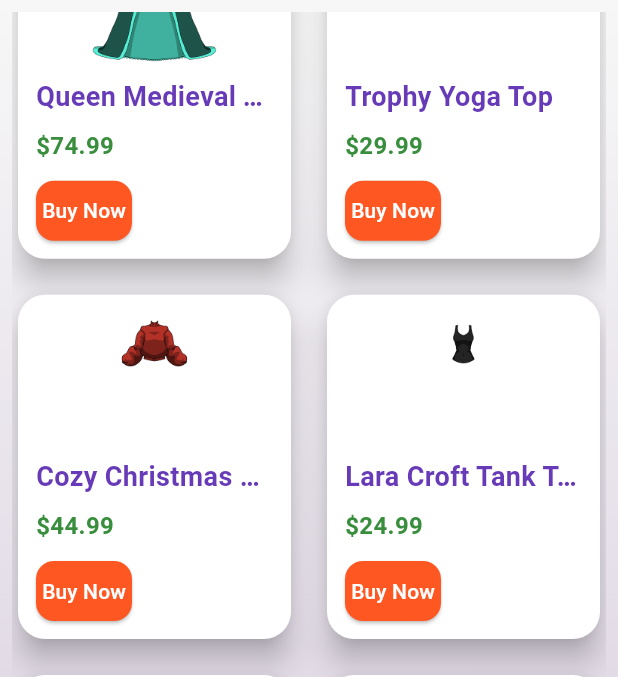
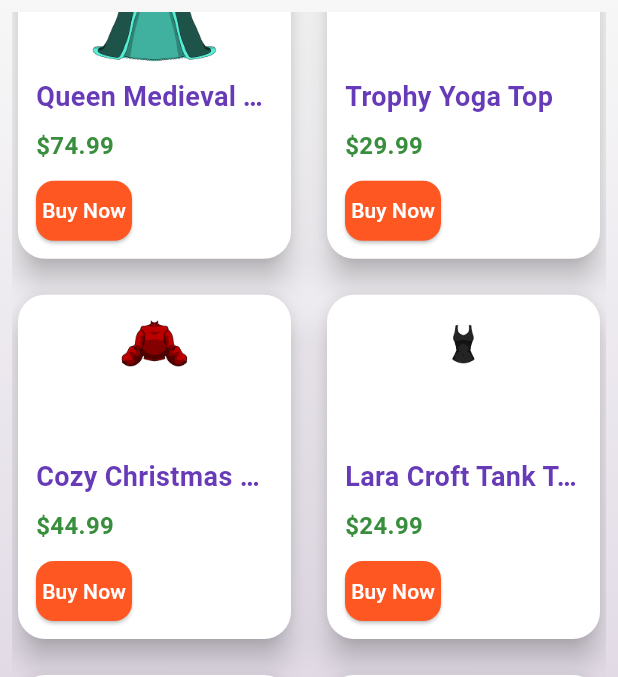
Before and after one commit to ImanZahid/ecommerce_flutter_app, a Flutter app: the DressShopPage screen opened by its route, scrolled down 576 dp, on a phone screen of 412 x 824 dp, the part 84-761 px from its top. Run offline on Flutter 3.47's test engine with Material 3 defaults, Android fonts, the phone set to English and light mode, and no system bars; our stand-ins replace cloud_firestore, firebase_auth, firebase_core; accounts and stored records are empty.

Commit message:
Dress updates

```diff
--- a/lib/data/dress_data.dart
+++ b/lib/data/dress_data.dart
@@ -4,44 +4,43 @@
 
 final List<DressModel> dressdata = [
   DressModel(name: "Bouquet Dress", image: "assets/images/dress1.png", price: 39.99, quantity: 1,
-      colors: [const Color.fromARGB(255, 160, 216, 6), const Color.fromARGB(255, 108, 196, 7), Colors.purple, const Color.fromARGB(255, 248, 35, 99)],),
+    colors: [0xFFA0D806, 0xFF6CC407, 0xFF800080, 0xFFF82363],),
   DressModel(name: "One-Shoulder Off Rose Dress", image: "assets/images/dress2.png", price: 99.99, quantity: 1,
-      colors: [const Color.fromARGB(255, 255, 106, 106), const Color.fromARGB(255, 64, 224, 70), const Color.fromARGB(255, 62, 75, 255)], ),
+    colors: [0xFFFF6A6A, 0xFF40E046, 0xFF3E4BFF],),
   DressModel(name: "Itty Bitty Witchy Dress", image: "assets/images/dress3.png", price: 69.99, quantity: 1,
-      colors: [const Color.fromARGB(255, 139, 179, 255), const Color.fromARGB(255, 97, 97, 97), Colors.white, const Color.fromARGB(255, 255, 72, 39)]),
+    colors: [0xFF8BB3FF, 0xFF616161, 0xFFFFFFFF, 0xFFFF4839],),
   DressModel(name: "Cocktail Night Dress", image: "assets/images/dress4.png", price: 119.99, quantity: 1,
-      colors: [const Color.fromARGB(255, 255, 255, 255), Colors.blue, Colors.purple, const Color.fromARGB(255, 255, 116, 220)],),
+    colors: [0xFFFFFFFF, 0xFF0000FF, 0xFF800080, 0xFFFF74DC],),
   DressModel(name: "Queen Medieval Times Dress", image: "assets/images/dress5.png", price: 74.99, quantity: 1,
-      colors: [const Color.fromARGB(255, 91, 255, 228), const Color.fromARGB(255, 239, 247, 127), const Color.fromARGB(255, 255, 147, 147)]),
+    colors: [0xFF5BFFE4, 0xFFEFF77F, 0xFFFF9393],),
   DressModel(name: "Trophy Yoga Top", image: "assets/images/top1.png", price: 29.99, quantity: 1,
-      colors: [const Color.fromARGB(255, 255, 86, 122), Colors.white, const Color.fromARGB(255, 79, 100, 218)]),
+    colors: [0xFFFF567A, 0xFFFFFFFF, 0xFF4F64DA],),
   DressModel(name: "Cozy Christmas Sweater", image: "assets/images/top2.png", price: 44.99, quantity: 1,
-      colors: [Colors.red, Colors.blue, Colors.purple],),
+    colors: [0xFFFF0000, 0xFF0000FF, 0xFF800080],),
   DressModel(name: "Lara Croft Tank Top", image: "assets/images/top3.png", price: 24.99, quantity: 1,
-      colors: [const Color.fromARGB(255, 255, 255, 255), const Color.fromARGB(255, 255, 180, 180), const Color.fromARGB(255, 219, 255, 161)]),
+    colors: [0xFFFFFFFF, 0xFFFFB4B4, 0xFFDBFFA1],),
   DressModel(name: "Tied Up Crop Top", image: "assets/images/top4.png", price: 14.99, quantity: 1,
-      colors: [const Color.fromARGB(255, 24, 78, 114), Colors.white, const Color.fromARGB(255, 255, 51, 51)]),
+    colors: [0xFF184E72, 0xFFFFFFFF, 0xFFFF3333],),
   DressModel(name: "Buttoned Up Office Shirt", image: "assets/images/top5.png", price: 19.99, quantity: 1,
-      colors: [Colors.white, Colors.red, Colors.blue, Colors.purple],),
+    colors: [0xFFFFFFFF, 0xFFFF0000, 0xFF0000FF, 0xFF800080],),
   DressModel(name: "Belted Short Shorts", image: "assets/images/bottom1.png", price: 24.99, quantity: 1,
-      colors: [const Color.fromARGB(255, 75, 255, 171), const Color.fromARGB(255, 255, 146, 73), Colors.white]),
+    colors: [0xFF4BFFAB, 0xFFFF9273, 0xFFFFFFFF],),
   DressModel(name: "Long Skirt", image: "assets/images/bottom2.png", price: 39.99, quantity: 1,
-      colors: [const Color.fromARGB(255, 88, 88, 88), Colors.white, const Color.fromARGB(255, 52, 83, 221)]),
+    colors: [0xFF585858, 0xFFFFFFFF, 0xFF3453DD],),
   DressModel(name: "Ripped Skinny Low Rise Jeans", image: "assets/images/bottom3.png", price: 29.99, quantity: 1,
-      colors: [const Color.fromARGB(255, 6, 122, 255), const Color.fromARGB(255, 22, 48, 70), Colors.purple],),
+    colors: [0xFF067AFF, 0xFF16304A, 0xFF800080],),
   DressModel(name: "Comfy XL Yoga Pants", image: "assets/images/bottom4.png", price: 14.99, quantity: 1,
-      colors: [Colors.orange, const Color.fromARGB(255, 255, 35, 171), const Color.fromARGB(255, 23, 218, 23)]),
+    colors: [0xFFFFA500, 0xFFFF23AB, 0xFF17DA17],),
   DressModel(name: "Y2K Belted Mini Skirt", image: "assets/images/bottom5.png", price: 34.99, quantity: 1,
-      colors: [const Color.fromARGB(255, 255, 16, 95), const Color.fromARGB(255, 38, 176, 255), const Color.fromARGB(255, 124, 25, 25)]),
+    colors: [0xFFFF105F, 0xFF26B0FF, 0xFF7C1919],),
   DressModel(name: "Lovey Butt-Ons Heels", image: "assets/images/shoes1.png", price: 1199.99, quantity: 1,
-      colors: [const Color.fromARGB(255, 255, 255, 255), const Color.fromARGB(255, 111, 190, 255), const Color.fromARGB(255, 0, 0, 0)],),
+    colors: [0xFFFFFFFF, 0xFF6FBEFF, 0xFF000000],),
   DressModel(name: "Tight Latex Heelless Shoes", image: "assets/images/shoes2.png", price: 69.99, quantity: 1,
-      colors: [const Color.fromARGB(255, 255, 255, 255), const Color.fromARGB(255, 255, 34, 89), const Color.fromARGB(255, 134, 173, 255)]),
+    colors: [0xFFFFFFFF, 0xFFFF2259, 0xFF86ADFF],),
   DressModel(name: "Wrapped Around Ankle Sandles", image: "assets/images/shoes3.png", price: 49.99, quantity: 1,
-      colors: [const Color.fromARGB(255, 119, 48, 20), Colors.white, const Color.fromARGB(255, 177, 118, 255)]),
+    colors: [0xFF773010, 0xFFFFFFFF, 0xFFB176FF],),
   DressModel(name: "High and Chic Heels", image: "assets/images/shoes4.png", price: 59.99, quantity: 1,
-      colors: [const Color.fromARGB(255, 189, 37, 26), const Color.fromARGB(255, 48, 48, 48), const Color.fromARGB(255, 255, 255, 255)],),
+    colors: [0xFFBD251A, 0xFF303030, 0xFFFFFFFF],),
   DressModel(name: "Autumn Under Knee Boots", image: "assets/images/shoes5.png", price: 44.99, quantity: 1,
-      colors: [Colors.white, const Color.fromARGB(255, 129, 80, 7), const Color.fromARGB(255, 85, 193, 255)]),
-    //DressModel(name: "Mystery Item", image: "assets/images/surprise.gif", price: 79.99, quantity: 1),
+    colors: [0xFFFFFFFF, 0xFF815007, 0xFF55C1FF],),
 ];
--- a/lib/domain/shopping/dress_model.dart
+++ b/lib/domain/shopping/dress_model.dart
@@ -8,9 +8,10 @@
   final String name;
   final double price;
   final String image;
-  final List<Color> colors;
+  final List<int> colors;
   int quantity;
   final int selectedColorIndex;
+  List<Color> actualColors = List.empty();
 
   DressModel({
     required this.name,
@@ -21,14 +22,18 @@
     this.selectedColorIndex = 0,
   });
 
+  List<Color> getColors() {
+    actualColors = actualColors.isEmpty ? List<Color>.from((colors).map<Color>((x) => Color(x))): actualColors;
+    return actualColors;
+  }
+
   factory DressModel.fromMap(Map<String, dynamic> map) {
     return DressModel(
-      name: map['name'] as String,
-      price: map['price'] as double,
-      image: map['image'] as String,
-      colors: List<Color>.from((map['colors'] as List<int>).map<Color>((x) => Color(x),),),
-      quantity: map['quantity'] as int,
-      selectedColorIndex: map['selectedColorIndex'] as int,
+      name: map['name']! as String,
+      price: map['price']! as double,
+      image: map['image']! as String,
+      colors: List<int>.from(map['colors']!),
+      quantity: map['quantity']! as int,
     );
   }
 
@@ -36,7 +41,7 @@
     String? name,
     double? price,
     String? image,
-    List<Color>? colors,
+    List<int>? colors,
     int? quantity,
     int? selectedColorIndex,
   }) {
@@ -55,9 +60,8 @@
       'name': name,
       'price': price,
       'image': image,
-      'colors': colors.map((x) => x.value).toList(),
+      'colors': colors,
       'quantity': quantity,
-      'selectedColorIndex': selectedColorIndex,
     };
   }
 
--- a/lib/pages/shopping/cart_page.dart
+++ b/lib/pages/shopping/cart_page.dart
@@ -152,7 +152,7 @@
                                     decoration: BoxDecoration(
                                       shape: BoxShape.circle,
                                       color: item
-                                          .colors[item.selectedColorIndex],
+                                          .getColors()[item.selectedColorIndex],
                                       border: Border.all(color: Colors.black),
                                     ),
                                   ),
--- a/lib/pages/shopping/dress_detail_page.dart
+++ b/lib/pages/shopping/dress_detail_page.dart
@@ -25,7 +25,7 @@
   @override
   void initState() {
     super.initState();
-    colorOptions = widget.dress.colors;
+    colorOptions = widget.dress.getColors();
     }
 
   void submitRating() {
--- a/lib/pages/shopping/dress_shop_page.dart
+++ b/lib/pages/shopping/dress_shop_page.dart
@@ -1,29 +1,48 @@
+import 'package:ecommerce_flutter_app/domain/repositories/dress_repository.dart';
 import 'package:ecommerce_flutter_app/domain/shopping/dress_model.dart';
 import 'package:ecommerce_flutter_app/data/dress_data.dart';
+import 'package:ecommerce_flutter_app/firebase/firebase_manager.dart';
 import 'package:ecommerce_flutter_app/pages/shopping/dress_detail_page.dart';
 import 'package:ecommerce_flutter_app/pages/shopping/cart_page.dart'; // <-- make sure this import exists
 import 'package:flutter/material.dart';
 
 class DressShopPage extends StatefulWidget {
-  DressShopPage({super.key});
-  final List<DressModel> dresses = dressdata;
+  const DressShopPage({super.key});
 
   @override
-  _DressShopPageState createState() => _DressShopPageState();
+  State<DressShopPage> createState() => _DressShopPageState();
 }
 
 class _DressShopPageState extends State<DressShopPage> {
   Map<int, bool> hoverStates = {};
   List<DressModel> cart = [];
   bool showOnlySkirts = false;
+  bool isLoading = true;
 
-  late List<DressModel> displayItems;
+  List<DressModel> dresses = [];
+  List<DressModel> displayItems = [];
+  final DressRepository _dressRepository = DressRepository(firebaseFirestore: FirebaseManager().firestore);
 
   @override
   void initState() {
     super.initState();
-    // Initialize with all items
-    displayItems = widget.dresses;
+    //check if we have dress data in the database, otherwise populate it first
+    fetchDresses();
+  }
+
+  Future<void> fetchDresses() async {
+    List<DressModel> dressStock = await _dressRepository.getDresses();
+    if (dressStock.isEmpty) {
+        //update database with the stock
+        await _dressRepository.updateStock(dressdata);
+        //assign the dressdata stock
+        dressStock = dressdata;
+    }
+    setState(() {
+      isLoading = false;
+      dresses = dressStock;
+      displayItems = dresses;
+    });
   }
 
   void addToCart(DressModel dress) {
@@ -40,12 +59,11 @@
       if (showOnlySkirts) {
         // Show only items with "Skirt" in their name
         displayItems =
-            widget.dresses
+            dresses
                 .where((dress) => dress.name.toLowerCase().contains('skirt'))
                 .toList();
       } else {
-
-        displayItems = widget.dresses;
+        displayItems = dresses;
       }
     });
   }
@@ -128,7 +146,7 @@
           ),
         ],
       ),
-      body: Container(
+      body: isLoading? Center(child: CircularProgressIndicator()): Container(
         decoration: BoxDecoration(
           gradient: LinearGradient(
             colors: [
@@ -224,7 +242,7 @@
                                             dress.image.isNotEmpty
                                                 ? ColorFiltered(
                                                   colorFilter: ColorFilter.mode(
-                                                    dress.colors.first,
+                                                    dress.getColors().first,
                                                     BlendMode.modulate,
                                                   ),
                                                   child: Image.asset(
```
Also changed, not shown: lib/domain/repositories/dress_repository.dart (+9 -4 lines). Lines whose indentation alone changed are shown as unchanged.
